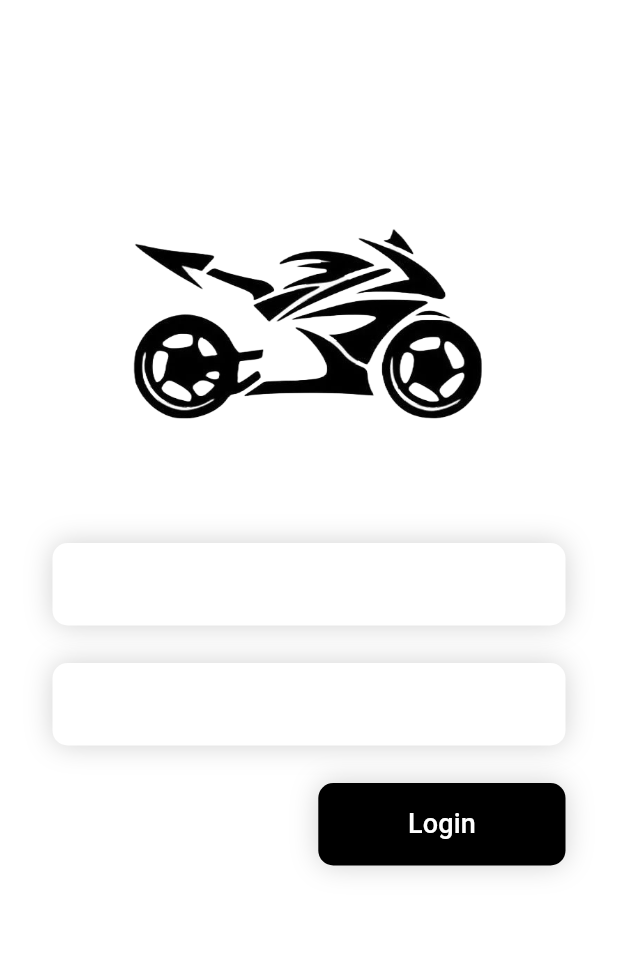
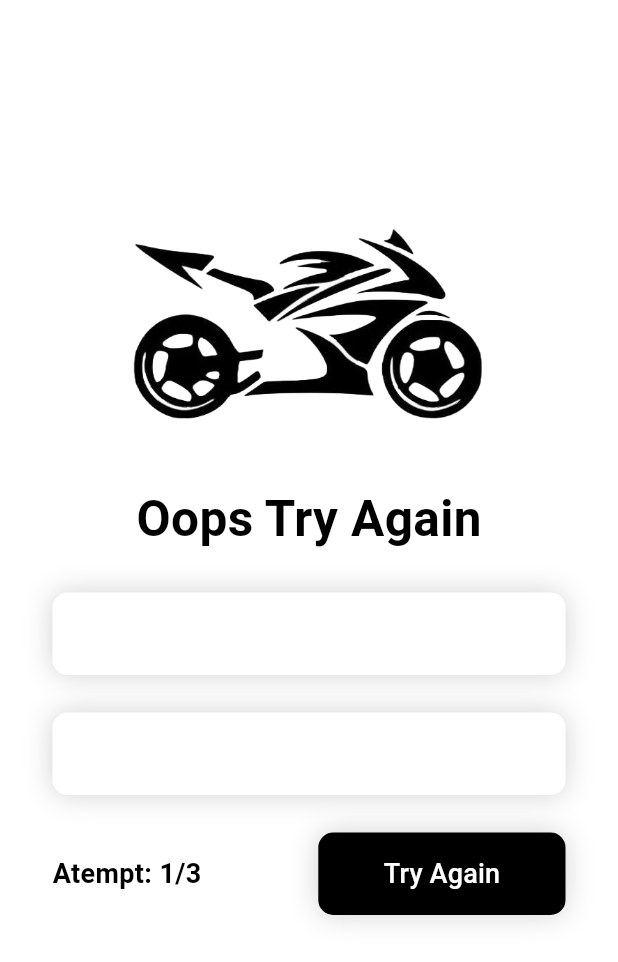
Before and after one commit to Abdusalom-mobile-developer/flutter_practice36_hw2_Navigation, a Flutter app: the screen it shows after launch, on a phone screen of 412 x 824 dp. Shown: the top 962 px of the screen. Run offline on Flutter 3.47's test engine with Material 3 defaults, Android fonts, the phone set to English and light mode, and no system bars.

Commit message:
Created a RetryScreen that helps to enter their emails and passwords 3 more time.

```diff
--- a/lib/main.dart
+++ b/lib/main.dart
@@ -1,5 +1,6 @@
 import 'package:flutter/material.dart';
 import 'package:flutter_practice36_hw2/screens/login_screen.dart';
+import 'package:flutter_practice36_hw2/screens/retry_screen.dart';
 
 void main() {
   runApp(MyApp());
@@ -19,9 +20,10 @@ class _MyAppState extends State<MyApp> {
   Widget build(BuildContext context) {
     return MaterialApp(
       debugShowCheckedModeBanner: false,
-      home: const LoginScreen(),
+      home: const RetryScreen(),
       routes: {
         LoginScreen.id: (context) => const LoginScreen(),
+        RetryScreen.id: (context) => const RetryScreen(),
       },
     );
   }
--- a/lib/screens/login_screen.dart
+++ b/lib/screens/login_screen.dart
@@ -77,7 +77,7 @@ class _LoginScreenState extends State<LoginScreen> {
                             ]),
                         child: TextButton(
                             onPressed: () {},
-                            child: Text(
+                            child: const Text(
                               "Login",
                               style:
                                   TextStyle(color: Colors.white, fontSize: 18),
--- /dev/null
+++ b/lib/screens/retry_screen.dart
@@ -0,0 +1,117 @@
+import 'package:flutter/material.dart';
+
+class RetryScreen extends StatefulWidget {
+  static const String id = "retry_screen";
+  const RetryScreen({
+    super.key,
+  });
+
+  @override
+  State<RetryScreen> createState() => _RetryScreenState();
+}
+
+class _RetryScreenState extends State<RetryScreen> {
+  final TextEditingController _usernameController = TextEditingController();
+  final TextEditingController _passwordController = TextEditingController();
+  int _attemptCount = 1;
+  Widget textFieldMaker(String hintText, TextEditingController controller) {
+    return Container(
+      height: 55,
+      width: double.infinity,
+      margin: const EdgeInsets.only(bottom: 25),
+      decoration: BoxDecoration(
+          borderRadius: BorderRadius.circular(10),
+          color: Colors.white,
+          boxShadow: [
+            BoxShadow(
+                color: Colors.black.withOpacity(0.18),
+                blurRadius: 15,
+                offset: const Offset(0, 0))
+          ]),
+      child: TextField(
+        controller: controller,
+        smartDashesType: SmartDashesType.disabled,
+        style: const TextStyle(color: Colors.black, fontSize: 18),
+        decoration: InputDecoration(
+            border: const OutlineInputBorder(
+                borderSide: BorderSide.none,
+                gapPadding: BouncingScrollSimulation.maxSpringTransferVelocity),
+            hintText: hintText,
+            hintStyle: const TextStyle(color: Colors.black, fontSize: 18)),
+      ),
+    );
+  }
+
+  @override
+  Widget build(BuildContext context) {
+    return Scaffold(
+      backgroundColor: Colors.white,
+      body: Container(
+        margin: const EdgeInsets.symmetric(horizontal: 35, vertical: 60),
+        child: SingleChildScrollView(
+          child: Column(
+            children: [
+              const Image(
+                image: AssetImage("assets/images/logo3.png"),
+                width: double.infinity,
+                fit: BoxFit.cover,
+              ),
+              Transform.translate(
+                offset: const Offset(0, -80),
+                child: Column(
+                  crossAxisAlignment: CrossAxisAlignment.center,
+                  children: [
+                    const Text(
+                      "Oops Try Again",
+                      style: TextStyle(
+                          color: Colors.black,
+                          fontSize: 33,
+                          fontWeight: FontWeight.bold),
+                    ),
+                    const SizedBox(
+                      height: 26,
+                    ),
+                    textFieldMaker("Username", _usernameController),
+                    textFieldMaker("Password", _passwordController),
+                    Row(
+                      mainAxisAlignment: MainAxisAlignment.spaceBetween,
+                      crossAxisAlignment: CrossAxisAlignment.center,
+                      children: [
+                        Text(
+                          "Atempt: $_attemptCount/3",
+                          style: const TextStyle(
+                              color: Colors.black,
+                              fontSize: 18,
+                              fontWeight: FontWeight.w700),
+                        ),
+                        Container(
+                            height: 55,
+                            width: MediaQuery.of(context).size.width / 2.5,
+                            decoration: BoxDecoration(
+                                borderRadius: BorderRadius.circular(10),
+                                color: Colors.black,
+                                boxShadow: [
+                                  BoxShadow(
+                                      color: Colors.black.withOpacity(0.18),
+                                      blurRadius: 15,
+                                      offset: const Offset(0, 0))
+                                ]),
+                            child: TextButton(
+                                onPressed: () {},
+                                child: const Text(
+                                  "Try Again",
+                                  style: TextStyle(
+                                      color: Colors.white, fontSize: 18),
+                                ))),
+                      ],
+                    )
+                  ],
+                ),
+              )
+            ],
+          ),
+        ),
+      ),
+    );
+  }
+}
```
Also changed, not shown: assets/images/logo2.svg (deleted).
